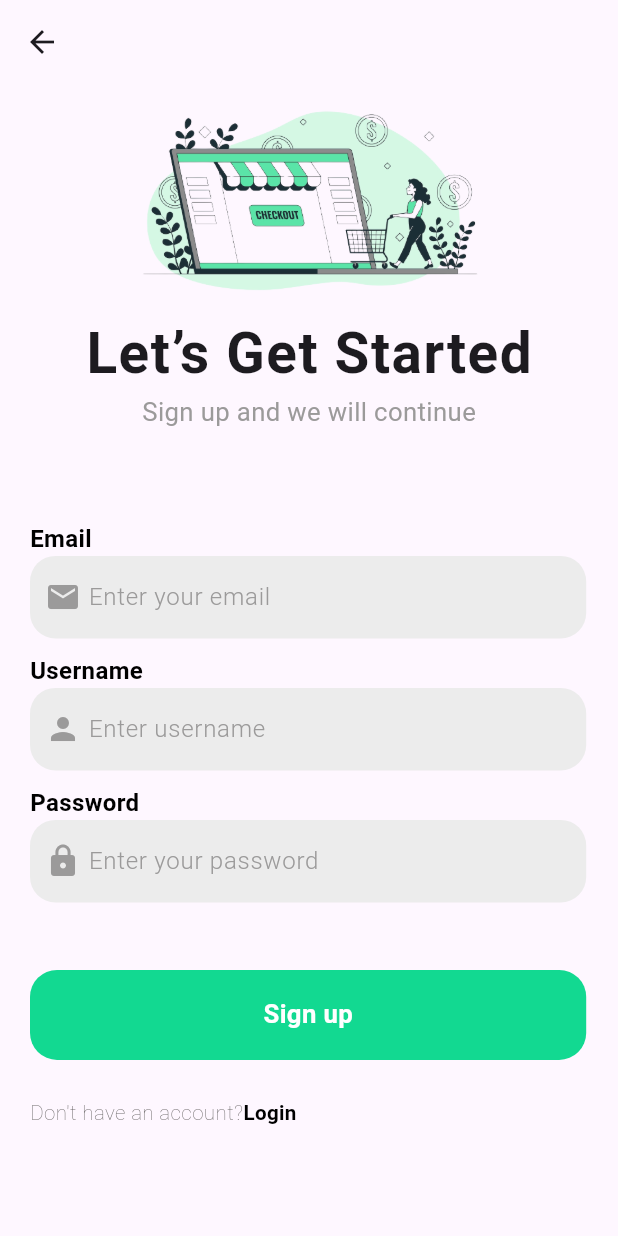
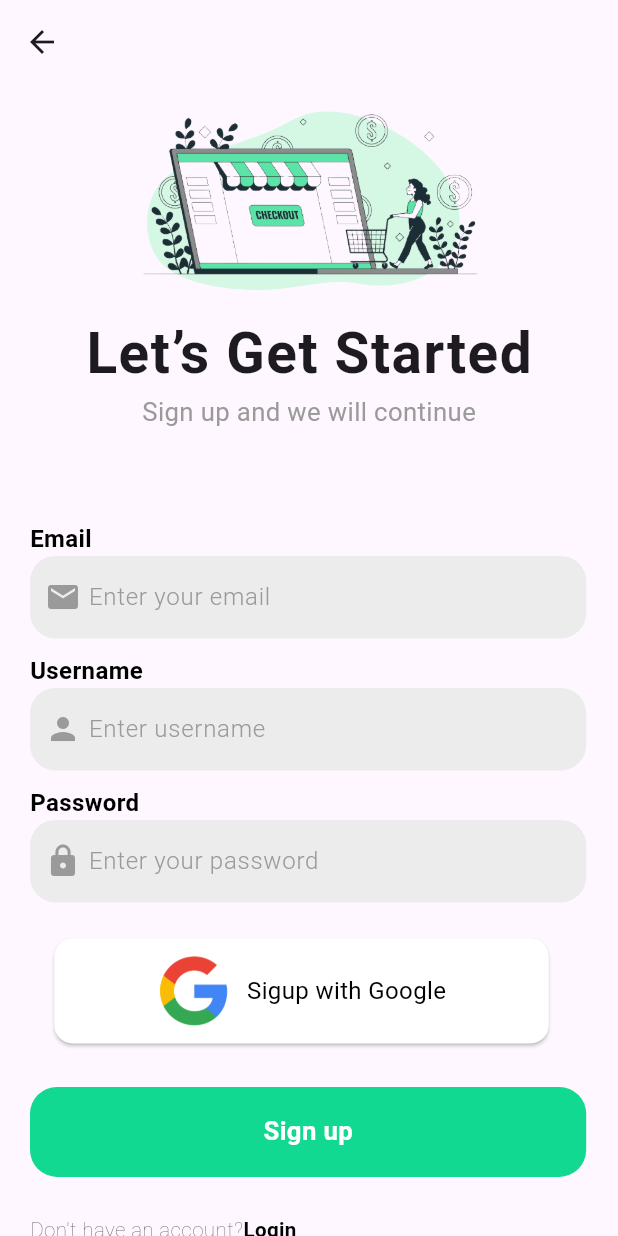
Before and after one commit to adithyanashok/shop_mate, a Flutter app: the SignupScreen screen opened directly, on a phone screen of 412 x 824 dp. Run offline on Flutter 3.47's test engine with Material 2 defaults, Android fonts, the phone set to English and light mode, and no system bars; our stand-ins replace bloc, cloud_firestore, custom_radio_grouped_button, dartz, data_table_2, dots_indicator and 17 more; missing offline and left inert: animated_rating_stars, flutter_stripe, image_pickers, order_tracker_zen, razorpay_flutter; accounts and stored records are empty; network calls fail.

Commit message:
some changes in app

```diff
--- a/lib/application/login/login_bloc.dart
+++ b/lib/application/login/login_bloc.dart
@@ -6,6 +6,7 @@ import 'package:freezed_annotation/freezed_annotation.dart';
 import 'package:injectable/injectable.dart';
 import 'package:shop_mate/domain/core/failures/main_failures.dart';
 import 'package:shop_mate/domain/login/i_login_facade.dart';
+import 'package:shop_mate/domain/users/model/user.dart';
 
 part 'login_event.dart';
 part 'login_state.dart';
--- a/lib/application/login/login_event.dart
+++ b/lib/application/login/login_event.dart
@@ -10,5 +10,6 @@ class LoginEvent with _$LoginEvent {
 
   const factory LoginEvent.signInWithGoogle({
     required BuildContext buildContext,
+    UserModel? userModel,
   }) = _SignInWithGoogle;
 }
--- a/lib/domain/login/i_login_facade.dart
+++ b/lib/domain/login/i_login_facade.dart
@@ -1,6 +1,7 @@
 import 'package:dartz/dartz.dart';
 import 'package:firebase_auth/firebase_auth.dart';
 import 'package:shop_mate/domain/core/failures/main_failures.dart';
+import 'package:shop_mate/domain/users/model/user.dart';
 
 abstract class ILoginFacade {
   Future<Either<MainFailure, User>> loginMethod(
--- a/lib/presentation/signup/signup_screen.dart
+++ b/lib/presentation/signup/signup_screen.dart
@@ -1,6 +1,7 @@
 import 'package:flutter/material.dart';
 import 'package:flutter_bloc/flutter_bloc.dart';
 import 'package:flutter_screenutil/flutter_screenutil.dart';
+import 'package:shop_mate/application/login/login_bloc.dart';
 import 'package:shop_mate/application/signup/signup_bloc.dart';
 import 'package:shop_mate/domain/users/model/user.dart';
 import 'package:shop_mate/presentation/constants/colors.dart';
@@ -98,6 +99,44 @@ class _SignupScreenState extends State<SignupScreen> {
                   height: 20,
                 ),
 
+                Row(
+                  mainAxisAlignment: MainAxisAlignment.center,
+                  children: [
+                    GestureDetector(
+                      onTap: () {
+                        BlocProvider.of<LoginBloc>(context).add(
+                          LoginEvent.signInWithGoogle(
+                              buildContext: context, userModel: userModel),
+                        );
+                      },
+                      child: Card(
+                        color: AppColor.whiteColor,
+                        surfaceTintColor: AppColor.whiteColor,
+                        child: SizedBox(
+                          width: 0.8.sw,
+                          height: 70,
+                          child: Row(
+                            mainAxisAlignment: MainAxisAlignment.center,
+                            children: [
+                              Image.asset(
+                                'assets/images/google.com.png',
+                                width: 50,
+                              ),
+                              const SizedBox(
+                                width: 10,
+                              ),
+                              const BuildSmallText(text: "Sigup with Google")
+                            ],
+                          ),
+                        ),
+                      ),
+                    ),
+                    const SizedBox(
+                      width: 10,
+                    ),
+                  ],
+                ),
+
                 BlocBuilder<SignupBloc, SignupState>(
                   builder: (context, state) {
                     return GestureDetector(
```
Also changed, not shown: lib/domain/core/role_based_login/role_based_login.dart (+8 -4 lines), lib/infrastructure/login/login_repositary.dart (+23 -21 lines), lib/presentation/order/my_orders.dart (+10 -4 lines), lib/presentation/profile/profile_screen.dart (+9 -1 lines), lib/application/login/login_bloc.freezed.dart.
